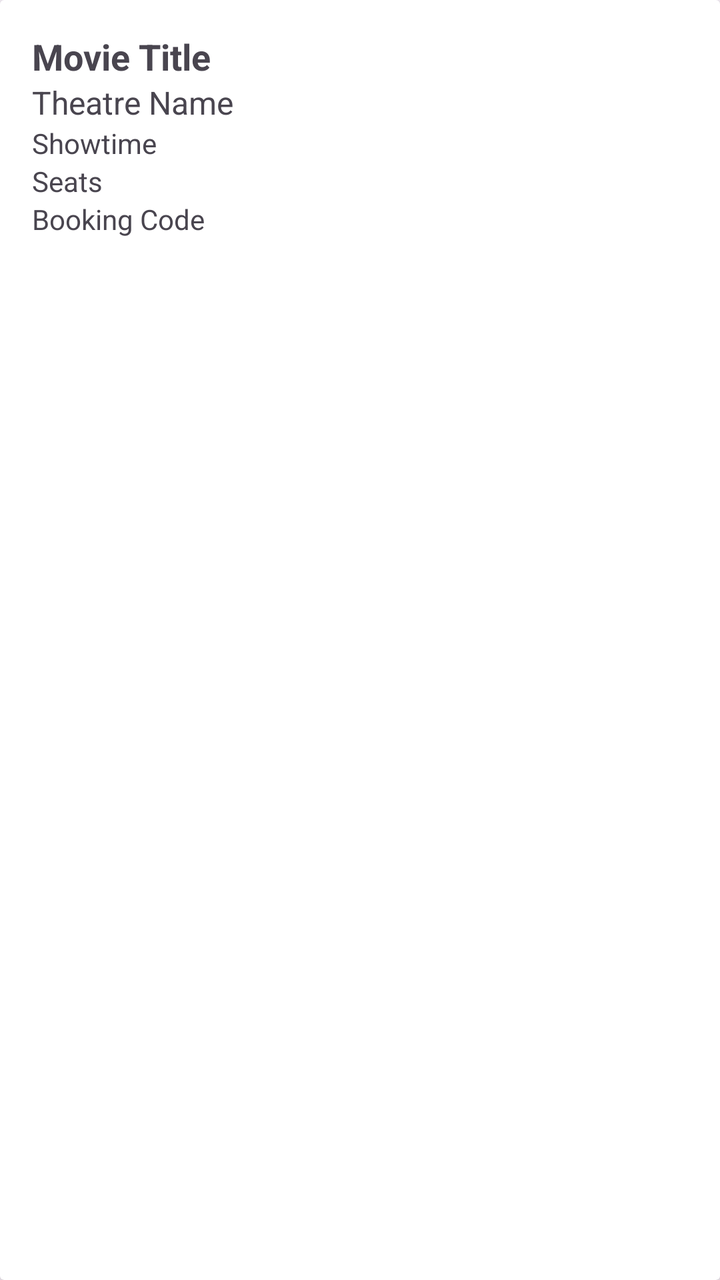
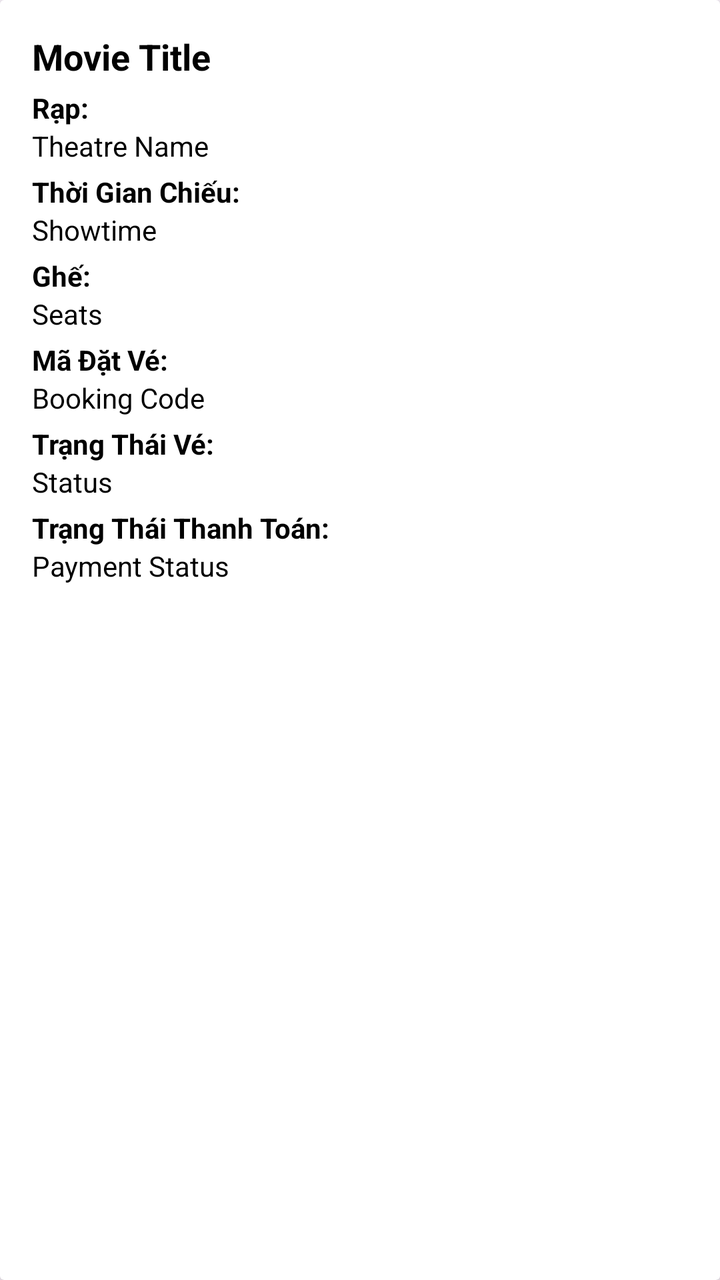

An Android layout rendered at two revisions. The XML below is the earlier revision; the diff shows what the commit changed to produce the second picture.
<!-- AndroidManifest.xml: application theme Theme.PRM392G2MovieBookingMobileApp -->
<!-- res/layout/item_ticket.xml -->
<?xml version="1.0" encoding="utf-8"?>
<androidx.cardview.widget.CardView xmlns:android="http://schemas.android.com/apk/res/android"
    android:layout_width="match_parent"
    android:layout_height="wrap_content"
    android:layout_margin="8dp">

    <LinearLayout
        android:layout_width="match_parent"
        android:layout_height="wrap_content"
        android:orientation="vertical"
        android:padding="16dp">

        <TextView
            android:id="@+id/ticket_movie_title"
            android:layout_width="match_parent"
            android:layout_height="wrap_content"
            android:text="Movie Title"
            android:textSize="18sp"
            android:textStyle="bold" />

        <TextView
            android:id="@+id/ticket_theatre_name"
            android:layout_width="match_parent"
            android:layout_height="wrap_content"
            android:text="Theatre Name"
            android:textSize="16sp" />

        <TextView
            android:id="@+id/ticket_showtime"
            android:layout_width="match_parent"
            android:layout_height="wrap_content"
            android:text="Showtime"
            android:textSize="14sp" />

        <TextView
            android:id="@+id/ticket_seats"
            android:layout_width="match_parent"
            android:layout_height="wrap_content"
            android:text="Seats"
            android:textSize="14sp" />

        <TextView
            android:id="@+id/ticket_booking_code"
            android:layout_width="match_parent"
            android:layout_height="wrap_content"
            android:text="Booking Code"
            android:textSize="14sp" />
    </LinearLayout>
</androidx.cardview.widget.CardView>
<!-- resources referenced by this layout -->
<resources>
  <style name="Theme.PRM392G2MovieBookingMobileApp" parent="Base.Theme.PRM392G2MovieBookingMobileApp" />
  <style name="Base.Theme.PRM392G2MovieBookingMobileApp" parent="Theme.Material3.DayNight.NoActionBar">
          
          
      </style>
</resources>

<!-- the commit's change to res/layout/item_ticket.xml (unified diff, before → after) -->
@@ -2,7 +2,9 @@
 <androidx.cardview.widget.CardView xmlns:android="http://schemas.android.com/apk/res/android"
     android:layout_width="match_parent"
     android:layout_height="wrap_content"
-    android:layout_margin="8dp">
+    android:layout_margin="8dp"
+    android:elevation="4dp"
+    android:background="@android:color/white">
 
     <LinearLayout
         android:layout_width="match_parent"
@@ -10,40 +12,123 @@
         android:orientation="vertical"
         android:padding="16dp">
 
+        
         <TextView
             android:id="@+id/ticket_movie_title"
             android:layout_width="match_parent"
             android:layout_height="wrap_content"
             android:text="Movie Title"
             android:textSize="18sp"
-            android:textStyle="bold" />
+            android:textStyle="bold"
+            android:textColor="@android:color/black"
+            android:layout_marginBottom="4dp" />
+
+        
+        <TextView
+            android:layout_width="match_parent"
+            android:layout_height="wrap_content"
+            android:text="Rạp:"
+            android:textSize="14sp"
+            android:textStyle="bold"
+            android:textColor="@android:color/black" />
 
         <TextView
             android:id="@+id/ticket_theatre_name"
             android:layout_width="match_parent"
             android:layout_height="wrap_content"
             android:text="Theatre Name"
-            android:textSize="16sp" />
+            android:textSize="14sp"
+            android:textColor="@android:color/black"
+            android:layout_marginBottom="4dp" />
+
+        
+        <TextView
+            android:layout_width="match_parent"
+            android:layout_height="wrap_content"
+            android:text="Thời Gian Chiếu:"
+            android:textSize="14sp"
+            android:textStyle="bold"
+            android:textColor="@android:color/black" />
 
         <TextView
             android:id="@+id/ticket_showtime"
             android:layout_width="match_parent"
             android:layout_height="wrap_content"
             android:text="Showtime"
-            android:textSize="14sp" />
+            android:textSize="14sp"
+            android:textColor="@android:color/black"
+            android:layout_marginBottom="4dp" />
+
+        
+        <TextView
+            android:layout_width="match_parent"
+            android:layout_height="wrap_content"
+            android:text="Ghế:"
+            android:textSize="14sp"
+            android:textStyle="bold"
+            android:textColor="@android:color/black" />
 
         <TextView
             android:id="@+id/ticket_seats"
             android:layout_width="match_parent"
             android:layout_height="wrap_content"
             android:text="Seats"
-            android:textSize="14sp" />
+            android:textSize="14sp"
+            android:textColor="@android:color/black"
+            android:layout_marginBottom="4dp" />
+
+        
+        <TextView
+            android:layout_width="match_parent"
+            android:layout_height="wrap_content"
+            android:text="Mã Đặt Vé:"
+            android:textSize="14sp"
+            android:textStyle="bold"
+            android:textColor="@android:color/black" />
 
         <TextView
             android:id="@+id/ticket_booking_code"
             android:layout_width="match_parent"
             android:layout_height="wrap_content"
             android:text="Booking Code"
-            android:textSize="14sp" />
+            android:textSize="14sp"
+            android:textColor="@android:color/black"
+            android:layout_marginBottom="4dp" />
+
+        
+        <TextView
+            android:layout_width="match_parent"
+            android:layout_height="wrap_content"
+            android:text="Trạng Thái Vé:"
+            android:textSize="14sp"
+            android:textStyle="bold"
+            android:textColor="@android:color/black" />
+
+        <TextView
+            android:id="@+id/ticket_status"
+            android:layout_width="match_parent"
+            android:layout_height="wrap_content"
+            android:text="Status"
+            android:textSize="14sp"
+            android:textColor="@android:color/black"
+            android:layout_marginBottom="4dp" />
+
+        
+        <TextView
+            android:layout_width="match_parent"
+            android:layout_height="wrap_content"
+            android:text="Trạng Thái Thanh Toán:"
+            android:textSize="14sp"
+            android:textStyle="bold"
+            android:textColor="@android:color/black" />
+
+        <TextView
+            android:id="@+id/ticket_payment_status"
+            android:layout_width="match_parent"
+            android:layout_height="wrap_content"
+            android:text="Payment Status"
+            android:textSize="14sp"
+            android:textColor="@android:color/black"
+            android:layout_marginBottom="4dp" />
     </LinearLayout>
 </androidx.cardview.widget.CardView>
